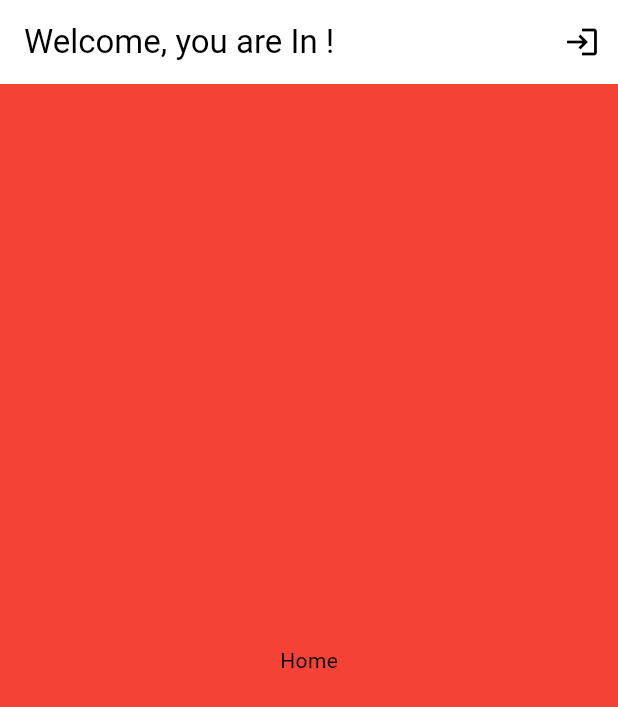
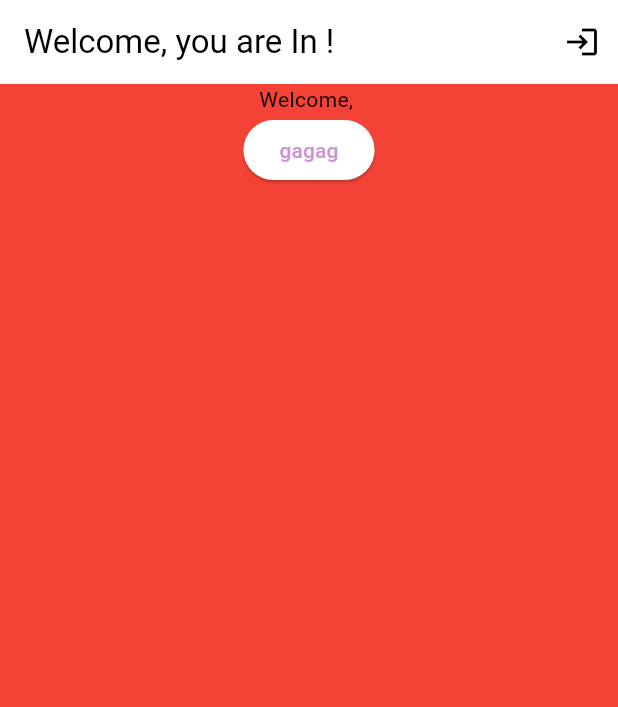
Before and after one commit to ntospa21/PlayAnywhere-, a Flutter app: the screen it shows once a user with an empty profile is signed in, after a tap on the "login" icon, on a phone screen of 412 x 824 dp. Shown: the top 707 px of the screen. Run offline on Flutter 3.47's test engine with Material 3 defaults, Android fonts, the phone set to English and light mode, and no system bars; our stand-ins replace bloc, cloud_firestore, equatable, firebase_auth, firebase_core, flutter_bloc; accounts and stored records are empty.

Commit message:
User data fetched from firebase

```diff
--- a/lib/bloc/my_user/bloc/my_user_bloc.dart
+++ b/lib/bloc/my_user/bloc/my_user_bloc.dart
@@ -1,13 +1,35 @@
 import 'package:bloc/bloc.dart';
 import 'package:equatable/equatable.dart';
+// ignore: implementation_imports
+import 'package:user_repository/src/user_repository.dart';
 
 part 'my_user_event.dart';
 part 'my_user_state.dart';
 
 class MyUserBloc extends Bloc<MyUserEvent, MyUserState> {
-  MyUserBloc() : super(MyUserInitial()) {
-    on<MyUserEvent>((event, emit) {
-      // TODO: implement event handler
-    });
+  final UserRepository _userRepository;
+
+  MyUserBloc({required UserRepository userRepository})
+      : _userRepository = userRepository,
+        super(MyUserInitial()) {
+    on<FetchUsername>(
+      (event, emit) async {
+        final username = await _userRepository.getUserData();
+        emit(MyUserNameSuccess(username: username));
+      },
+    );
   }
 }
+
+
+// on<SignInRequired>((event, emit) async {
+//       emit(SignInProcess());
+//       try {
+//         await _userRepository.signIn(event.email, event.password);
+//         emit(SignInSuccess());
+//       } on FirebaseAuthException catch (e) {
+//         emit(SignInFailure(message: e.code));
+//       } catch (e) {
+//         emit(const SignInFailure());
+//       }
+//     });
--- a/lib/bloc/my_user/bloc/my_user_event.dart
+++ b/lib/bloc/my_user/bloc/my_user_event.dart
@@ -1,8 +1,12 @@
 part of 'my_user_bloc.dart';
 
-sealed class MyUserEvent extends Equatable {
+abstract class MyUserEvent extends Equatable {
   const MyUserEvent();
+}
+
+class FetchUsername extends MyUserEvent {
+  const FetchUsername();
 
   @override
-  List<Object> get props => [];
+  List<Object?> get props => [];
 }
--- a/lib/bloc/my_user/bloc/my_user_state.dart
+++ b/lib/bloc/my_user/bloc/my_user_state.dart
@@ -8,3 +8,30 @@ sealed class MyUserState extends Equatable {
 }
 
 final class MyUserInitial extends MyUserState {}
+
+class MyUserNameSuccess extends MyUserState {
+  final String username;
+
+  const MyUserNameSuccess({required this.username});
+
+  factory MyUserNameSuccess.fromFunction(String Function() getUsername) {
+    final username = getUsername();
+    return MyUserNameSuccess(username: username);
+  }
+
+  @override
+  List<Object> get props => [username];
+}
+
+class MyUserNameFailure extends MyUserState {
+  final String? message;
+
+  const MyUserNameFailure({required this.message});
+}
+
+
+// class SignInFailure extends SignInState {
+//   final String? message;
+
+//   const SignInFailure({this.message});
+// }
--- a/lib/views/app_view.dart
+++ b/lib/views/app_view.dart
@@ -3,11 +3,12 @@ import 'package:flutter_bloc/flutter_bloc.dart';
 
 import '../bloc/authentication/bloc/authentication_bloc.dart';
 import '../bloc/sign_in_bloc/bloc/sign_in_bloc.dart';
+import '../bloc/my_user/bloc/my_user_bloc.dart'; // Import MyUserBloc
 import 'home_screen.dart';
 import 'welcome_screen.dart';
 
 class MyAppView extends StatelessWidget {
-  const MyAppView({super.key});
+  const MyAppView({Key? key});
 
   @override
   Widget build(BuildContext context) {
@@ -23,7 +24,8 @@ class MyAppView extends StatelessWidget {
           onSecondary: Colors.white,
           tertiary: Color.fromRGBO(255, 204, 128, 1),
           error: Colors.red,
-              outline: Color(0xFF424242)),
+          outline: Color(0xFF424242),
+        ),
       ),
       home: BlocBuilder<AuthenticationBloc, AuthenticationState>(
         builder: (context, state) {
@@ -31,12 +33,22 @@ class MyAppView extends StatelessWidget {
             return BlocProvider(
               create: (context) => SignInBloc(
                 userRepository:
-                      context.read<AuthenticationBloc>().userRepository),
+                    context.read<AuthenticationBloc>().userRepository,
+              ),
+              child: BlocProvider(
+                // Add BlocProvider for MyUserBloc
+                create: (context) => MyUserBloc(
+                  userRepository:
+                      context.read<AuthenticationBloc>().userRepository,
+                ),
                 child: const HomeScreen(),
+              ),
             );
           } else {
             return const WelcomeScreen();
           }
-        }));
+        },
+      ),
+    );
   }
 }
--- a/lib/views/auth/sign_up_screen.dart
+++ b/lib/views/auth/sign_up_screen.dart
@@ -46,6 +46,7 @@ class _SignUpScreenState extends State<SignUpScreen> {
           return;
         }
       },
+      child: SingleChildScrollView(
         child: Form(
           key: _formKey,
           child: Center(
@@ -265,6 +266,7 @@ class _SignUpScreenState extends State<SignUpScreen> {
             ),
           ),
         ),
+      ),
     );
   }
 }
--- a/lib/views/home_screen.dart
+++ b/lib/views/home_screen.dart
@@ -1,13 +1,21 @@
 import 'package:flutter/material.dart';
 import 'package:flutter_bloc/flutter_bloc.dart';
+import 'package:play_anywhere/bloc/my_user/bloc/my_user_bloc.dart';
 
 import '../bloc/sign_in_bloc/bloc/sign_in_bloc.dart';
+import '../bloc/sign_up/bloc/sign_up_bloc.dart';
 
 class HomeScreen extends StatelessWidget {
-  const HomeScreen({super.key});
+  const HomeScreen({Key? key}) : super(key: key);
 
   @override
   Widget build(BuildContext context) {
+    // Step 1: Initialize and provide MyUserBloc
+    final myUserBloc = BlocProvider.of<MyUserBloc>(context);
+
+    // Step 2: Add FetchUsername event to trigger username retrieval
+    myUserBloc.add(FetchUsername());
+
     return Scaffold(
       backgroundColor: Colors.red,
       appBar: AppBar(
@@ -17,13 +25,32 @@ class HomeScreen extends StatelessWidget {
               onPressed: () {
                 context.read<SignInBloc>().add(const SignOutRequired());
               },
-              icon: Icon(Icons.login))
+              icon: const Icon(Icons.login))
         ],
       ),
-      body: Container(
-          child: Center(
-        child: Text("Home"),
-      )),
+      body: BlocBuilder<MyUserBloc, MyUserState>(
+        builder: (context, state) {
+          if (state is MyUserNameSuccess) {
+            final userName = state.username; // Extract user's name
+            return Column(
+              children: [
+                Center(
+                  child: Text("Welcome, $userName"),
+                ),
+                ElevatedButton(
+                    onPressed: () {
+                      print(state);
+                    },
+                    child: Text("gagag"))
+              ],
+            );
+          } else {
+            return const Center(
+              child: Text("Home"),
+            );
+          }
+        },
+      ),
     );
   }
 }
--- a/packages/user_repository/lib/src/firebase_user_repo.dart
+++ b/packages/user_repository/lib/src/firebase_user_repo.dart
@@ -63,4 +63,22 @@ class FirebaseUserRepo implements UserRepository {
   Future<void> logOut() async {
     await _firebaseAuth.signOut();
   }
+
+  @override
+  Future<String> getUserData() async {
+    try {
+      final documentSnapshot = await usersCollection
+          .doc(FirebaseAuth.instance.currentUser?.uid)
+          .get();
+
+      // Access the 'name' field from the document snapshot data
+      final username = documentSnapshot.get('name');
+      print('Retrieved username: $username');
+
+      return username;
+    } catch (e) {
+      log(e.toString());
+      return '';
+    }
+  }
 }
--- a/packages/user_repository/lib/src/user_repo.dart
+++ b/packages/user_repository/lib/src/user_repo.dart
@@ -10,5 +10,7 @@ abstract class UserRepository {
 
   Future<void> signIn(String email, String password);
 
+  Future<String> getUserData();
+
   Future<void> logOut();
 }
```
Lines whose indentation alone changed are shown as unchanged.
